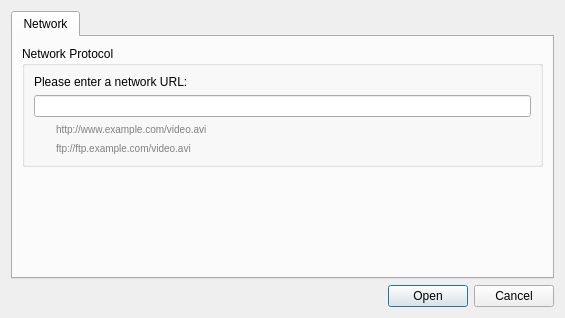
Old version of the form opendialog.ui in the repository labyrinthofdreams/screenpicker.
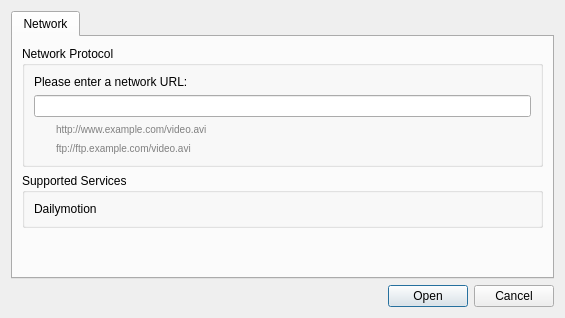
New version of the form.

Commit message: Add Dailymotion extractor

Diff of the .ui file:
```diff
--- a/opendialog.ui
+++ b/opendialog.ui
@@ -20,7 +20,7 @@
       <attribute name="title">
        <string>Network</string>
       </attribute>
-      <layout class="QVBoxLayout" name="verticalLayout_3">
+      <layout class="QVBoxLayout" name="verticalLayout_5">
        <item>
         <widget class="QGroupBox" name="groupBox">
          <property name="title">
@@ -64,6 +64,22 @@
          </layout>
         </widget>
        </item>
+       <item>
+        <widget class="QGroupBox" name="groupBox_2">
+         <property name="title">
+          <string>Supported Services</string>
+         </property>
+         <layout class="QVBoxLayout" name="verticalLayout_3">
+          <item>
+           <widget class="QLabel" name="label_5">
+            <property name="text">
+             <string>Dailymotion</string>
+            </property>
+           </widget>
+          </item>
+         </layout>
+        </widget>
+       </item>
        <item>
         <spacer name="verticalSpacer">
          <property name="orientation">
```
The commit also changes 13 other files.
